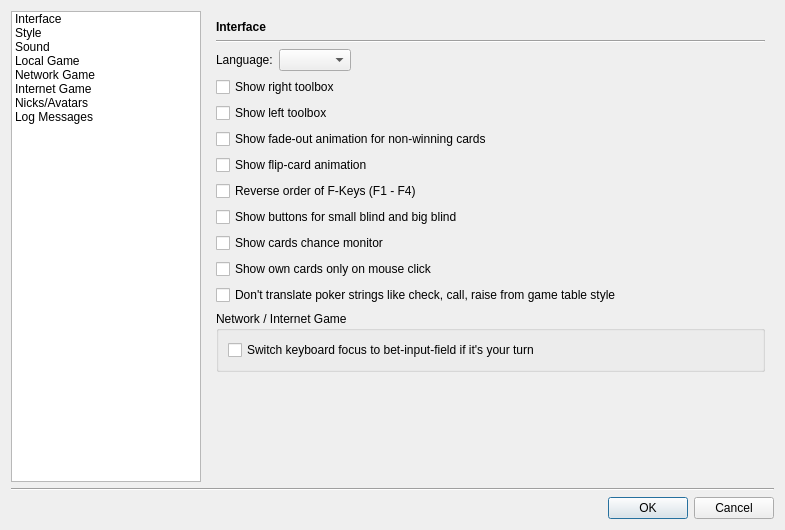
This is src/gui/qt/settingsdialog.ui in pokerth/pokerth as Qt 5 draws it before an edit. The edited form follows.
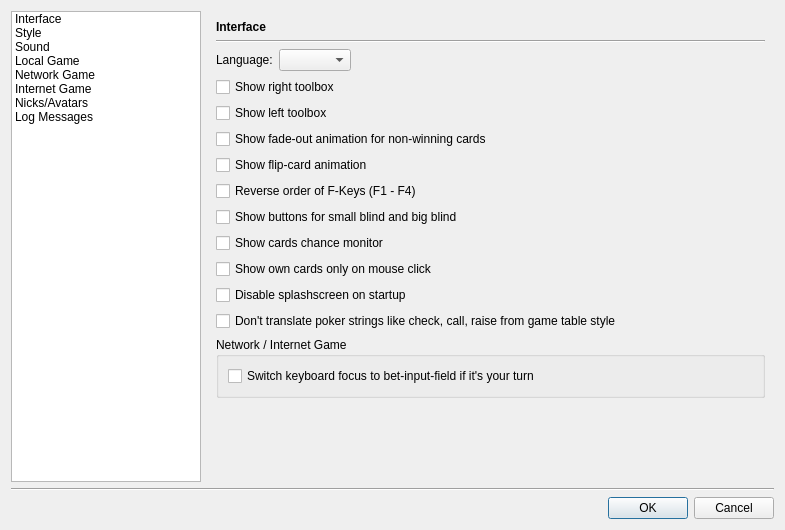
This is the edited form. Icons and pictures are not drawn. Custom widgets are drawn as their Qt base class.

Commit message: readd disable startsplash option

Patch:
```diff
--- a/src/gui/qt/settingsdialog.ui
+++ b/src/gui/qt/settingsdialog.ui
@@ -206,7 +206,7 @@
              </property>
             </widget>
            </item>
-           <item row="8" column="0" colspan="2">
+           <item row="9" column="0" colspan="2">
             <widget class="QCheckBox" name="checkBox_dontTranslatePokerStrings">
              <property name="text">
               <string>Don't translate poker strings like check, call, raise from game table style</string>
@@ -241,6 +241,13 @@
              </property>
             </widget>
            </item>
+           <item row="8" column="0" colspan="2">
+            <widget class="QCheckBox" name="checkBox_disableSplashscreen">
+             <property name="text">
+              <string>Disable splashscreen on startup</string>
+             </property>
+            </widget>
+           </item>
           </layout>
          </item>
          <item row="4" column="0">
```
The commit also changes 3 other files.
